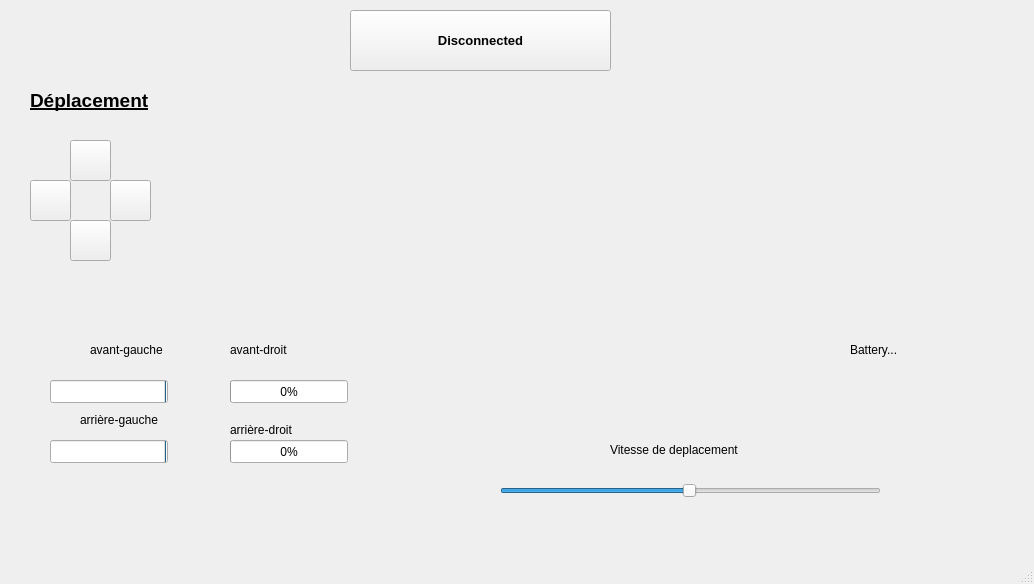
This is Wifibot/mainwindow.ui in AnisMouniym/Wifibot as Qt 5 draws it before an edit. The edited form follows.
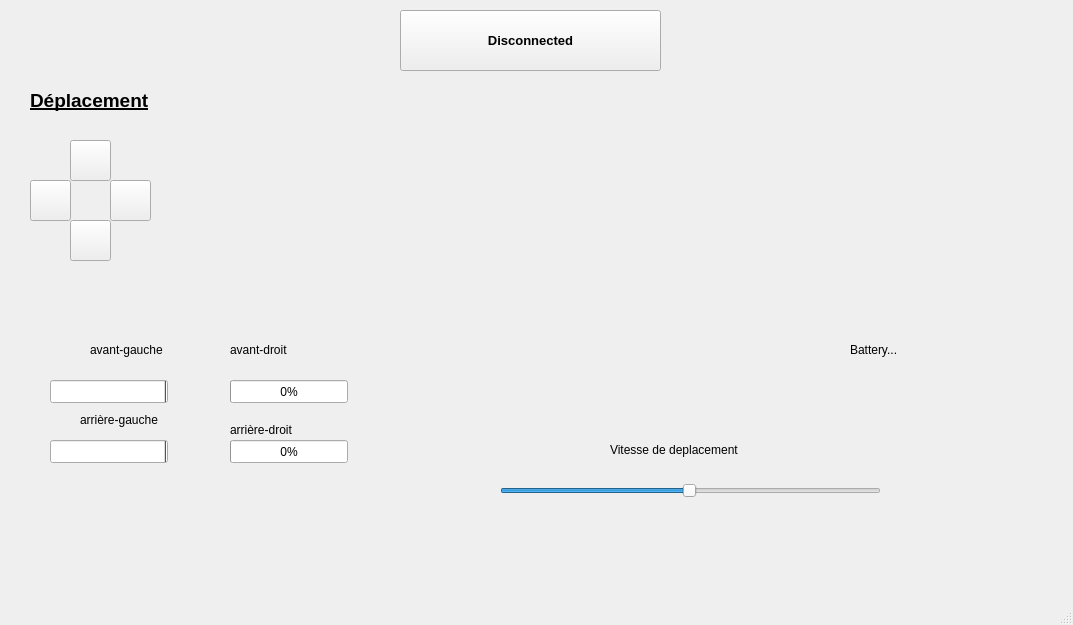
This is the edited form. Icons and pictures are not drawn.

Patch:
```diff
--- a/Wifibot/mainwindow.ui
+++ b/Wifibot/mainwindow.ui
@@ -6,8 +6,8 @@
    <rect>
     <x>0</x>
     <y>0</y>
-    <width>1034</width>
-    <height>584</height>
+    <width>1073</width>
+    <height>625</height>
    </rect>
   </property>
   <property name="windowTitle">
@@ -100,7 +100,7 @@
    <widget class="QPushButton" name="Connexion">
     <property name="geometry">
      <rect>
-      <x>350</x>
+      <x>400</x>
       <y>10</y>
       <width>261</width>
       <height>61</height>
```
Left out of the diff: 2 changed lines with no effect on the pictures.
